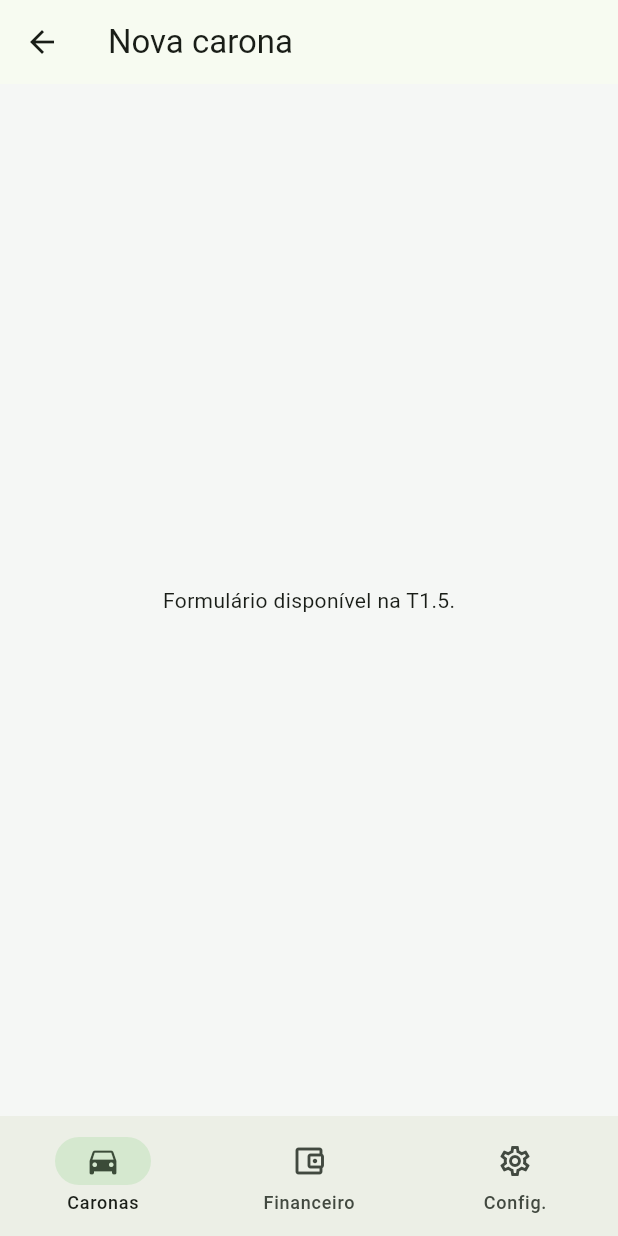
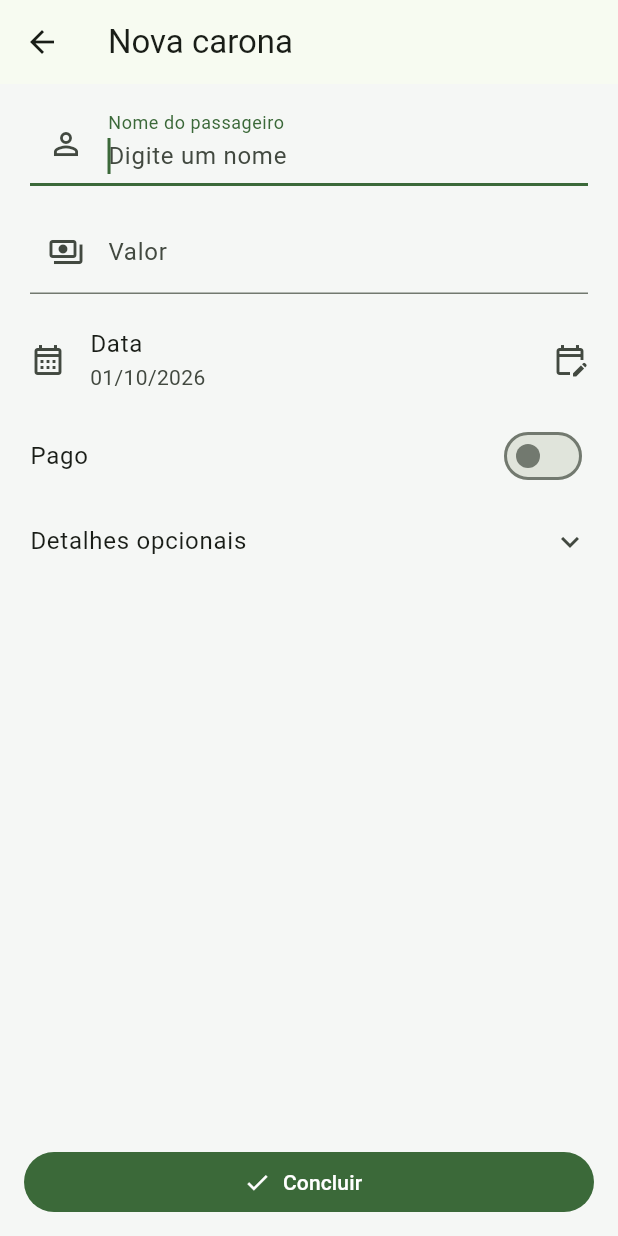
Before and after one commit to rcmnzs/caroninha, a Flutter app: the screen it shows after launch, after a tap on "Nova carona", on a phone screen of 412 x 824 dp. Run offline on Flutter 3.47's test engine with Material 3 defaults, Android fonts, the phone set to English and light mode, and no system bars; our stand-ins replace drift, flutter_riverpod, go_router; accounts and stored records are empty; generated files the repository leaves out were written again.

Commit message:
feat: formulário de nova/editar carona com autocomplete (T1.5)

```diff
--- a/lib/core/roteamento/app_router.dart
+++ b/lib/core/roteamento/app_router.dart
@@ -1,13 +1,16 @@
 import 'package:flutter/material.dart';
 import 'package:go_router/go_router.dart';
 
+import '../../features/caronas/presentation/carona_form_screen.dart';
 import '../../features/caronas/presentation/caronas_screen.dart';
-import '../../features/caronas/presentation/nova_carona_placeholder_screen.dart';
 import '../../features/configuracoes/presentation/configuracoes_placeholder_screen.dart';
 import '../../features/financeiro/presentation/financeiro_placeholder_screen.dart';
 
 class AppRouter {
+  static final _rootNavigatorKey = GlobalKey<NavigatorState>();
+
   static final router = GoRouter(
+    navigatorKey: _rootNavigatorKey,
     initialLocation: '/caronas',
     routes: [
       StatefulShellRoute.indexedStack(
@@ -23,8 +26,18 @@ class AppRouter {
                 routes: [
                   GoRoute(
                     path: 'nova',
-                    builder: (context, state) =>
-                        const NovaCaronaPlaceholderScreen(),
+                    parentNavigatorKey: _rootNavigatorKey,
+                    pageBuilder: (context, state) =>
+                        _paginaDoFormulario(context, state),
+                  ),
+                  GoRoute(
+                    path: ':id/editar',
+                    parentNavigatorKey: _rootNavigatorKey,
+                    pageBuilder: (context, state) => _paginaDoFormulario(
+                      context,
+                      state,
+                      caronaId: state.pathParameters['id'],
+                    ),
                   ),
                 ],
               ),
@@ -52,6 +65,36 @@ class AppRouter {
       ),
     ],
   );
+
+  static Page<void> _paginaDoFormulario(
+    BuildContext context,
+    GoRouterState state, {
+    String? caronaId,
+  }) {
+    final formulario = CaronaFormScreen(caronaId: caronaId);
+    if (MediaQuery.sizeOf(context).width < 840) {
+      return MaterialPage<void>(key: state.pageKey, child: formulario);
+    }
+
+    return CustomTransitionPage<void>(
+      key: state.pageKey,
+      opaque: false,
+      barrierDismissible: false,
+      barrierColor: Colors.black54,
+      barrierLabel: 'Formulário de carona',
+      child: Center(
+        child: Dialog(
+          child: SizedBox(
+            width: 620,
+            height: MediaQuery.sizeOf(context).height - 64,
+            child: formulario,
+          ),
+        ),
+      ),
+      transitionsBuilder: (context, animation, secondaryAnimation, child) =>
+          FadeTransition(opacity: animation, child: child),
+    );
+  }
 }
 
 class AppShell extends StatelessWidget {
--- a/lib/features/caronas/data/caronas_providers.dart
+++ b/lib/features/caronas/data/caronas_providers.dart
@@ -11,6 +11,12 @@ final passageiroRepositoryProvider = Provider<PassageiroRepository>(
 
 final caronaRepositoryProvider = Provider<CaronaRepository>(
   (ref) => CaronaRepository(ref.watch(appDatabaseProvider)),
+);
+
+final caronaPorIdProvider = FutureProvider.family<CaronaComPassageiro?, String>(
+  (ref, id) {
+    return ref.watch(caronaRepositoryProvider).buscarPorId(id);
+  },
 );
 
 final caronasFiltradasProvider =
--- /dev/null
+++ b/lib/features/caronas/presentation/carona_form_screen.dart
@@ -0,0 +1,410 @@
+import 'package:flutter/material.dart';
+import 'package:flutter/services.dart';
+import 'package:flutter_riverpod/flutter_riverpod.dart';
+
+import '../../../../core/utils/formatadores.dart';
+import '../data/caronas_providers.dart';
+import '../data/passageiro_repository.dart';
+import '../domain/carona.dart';
+import '../domain/carona_com_passageiro.dart';
+import '../domain/passageiro.dart';
+
+class CaronaFormScreen extends ConsumerWidget {
+  const CaronaFormScreen({this.caronaId, super.key});
+
+  final String? caronaId;
+
+  @override
+  Widget build(BuildContext context, WidgetRef ref) {
+    if (caronaId == null) return const _CaronaFormFields();
+
+    return ref
+        .watch(caronaPorIdProvider(caronaId!))
+        .when(
+          data: (carona) => carona == null
+              ? const _EstadoCaronaIndisponivel()
+              : _CaronaFormFields(
+                  key: ValueKey(carona.carona.id),
+                  carona: carona,
+                ),
+          loading: () =>
+              const Scaffold(body: Center(child: CircularProgressIndicator())),
+          error: (_, _) => const _EstadoCaronaIndisponivel(),
+        );
+  }
+}
+
+class _EstadoCaronaIndisponivel extends StatelessWidget {
+  const _EstadoCaronaIndisponivel();
+
+  @override
+  Widget build(BuildContext context) {
+    return Scaffold(
+      appBar: AppBar(title: const Text('Carona')),
+      body: const Center(child: Text('Carona não encontrada.')),
+    );
+  }
+}
+
+class _CaronaFormFields extends ConsumerStatefulWidget {
+  const _CaronaFormFields({this.carona, super.key});
+
+  final CaronaComPassageiro? carona;
+
+  @override
+  ConsumerState<_CaronaFormFields> createState() => _CaronaFormFieldsState();
+}
+
+class _CaronaFormFieldsState extends ConsumerState<_CaronaFormFields> {
+  final _formKey = GlobalKey<FormState>();
+  TextEditingController? _nomePassageiroController;
+  final _valorController = TextEditingController();
+  final _origemController = TextEditingController();
+  final _destinoController = TextEditingController();
+  final _observacaoController = TextEditingController();
+
+  DateTime? _data;
+  bool _pago = false;
+  String? _passageiroId;
+  String? _nomeAssociadoAoPassageiro;
+
+  bool get _editando => widget.carona != null;
+
+  @override
+  void initState() {
+    super.initState();
+    final carona = widget.carona;
+    _data = carona?.carona.data.toLocal() ?? DateTime.now();
+    _pago = carona?.carona.pago ?? false;
+    _passageiroId = carona?.passageiro.id;
+    _nomeAssociadoAoPassageiro = carona?.passageiro.nome;
+    _valorController.text = carona == null
+        ? ''
+        : formatarCentavos(carona.carona.valorCentavos);
+    _origemController.text = carona?.carona.origem ?? '';
+    _destinoController.text = carona?.carona.destino ?? '';
+    _observacaoController.text = carona?.carona.observacao ?? '';
+  }
+
+  @override
+  void dispose() {
+    _valorController.dispose();
+    _origemController.dispose();
+    _destinoController.dispose();
+    _observacaoController.dispose();
+    super.dispose();
+  }
+
+  @override
+  Widget build(BuildContext context) {
+    return Scaffold(
+      appBar: AppBar(title: Text(_editando ? 'Editar carona' : 'Nova carona')),
+      body: SafeArea(
+        child: Form(
+          key: _formKey,
+          child: ListView(
+            padding: const EdgeInsets.fromLTRB(20, 12, 20, 24),
+            children: [
+              Autocomplete<Passageiro>(
+                initialValue: TextEditingValue(
+                  text: widget.carona?.passageiro.nome ?? '',
+                ),
+                displayStringForOption: (passageiro) => passageiro.nome,
+                optionsBuilder: (valor) {
+                  final consulta = valor.text.trim();
+                  if (consulta.isEmpty) return const <Passageiro>[];
+                  return ref
+                      .read(passageiroRepositoryProvider)
+                      .buscarPorNome(consulta);
+                },
+                onSelected: (passageiro) {
+                  setState(() {
+                    _passageiroId = passageiro.id;
+                    _nomeAssociadoAoPassageiro = passageiro.nome;
+                  });
+                },
+                fieldViewBuilder:
+                    (context, controller, focusNode, onFieldSubmitted) {
+                      _nomePassageiroController = controller;
+                      return TextFormField(
+                        key: const Key('nomePassageiro'),
+                        controller: controller,
+                        focusNode: focusNode,
+                        autofocus: true,
+                        textInputAction: TextInputAction.next,
+                        decoration: const InputDecoration(
+                          labelText: 'Nome do passageiro',
+                          hintText: 'Digite um nome',
+                          prefixIcon: Icon(Icons.person_outline),
+                        ),
+                        validator: (valor) =>
+                            valor == null || valor.trim().isEmpty
+                            ? 'Informe o nome do passageiro.'
+                            : null,
+                        onChanged: (nome) {
+                          if (_passageiroId != null &&
+                              normalizarNomePassageiro(nome) !=
+                                  normalizarNomePassageiro(
+                                    _nomeAssociadoAoPassageiro ?? '',
+                                  )) {
+                            _passageiroId = null;
+                          }
+                        },
+                        onFieldSubmitted: (_) =>
+                            FocusScope.of(context).nextFocus(),
+                      );
+                    },
+              ),
+              const SizedBox(height: 16),
+              TextFormField(
+                key: const Key('valorCarona'),
+                controller: _valorController,
+                keyboardType: TextInputType.number,
+                textInputAction: TextInputAction.done,
+                inputFormatters: [const _CentavosInputFormatter()],
+                decoration: const InputDecoration(
+                  labelText: 'Valor',
+                  hintText: 'R\$ 0,00',
+                  prefixIcon: Icon(Icons.payments_outlined),
+                ),
+                validator: (_) => _valorCentavos <= 0
+                    ? 'O valor deve ser maior que zero.'
+                    : null,
+                onFieldSubmitted: (_) => _salvar(),
+              ),
+              const SizedBox(height: 8),
+              ListTile(
+                contentPadding: EdgeInsets.zero,
+                leading: const Icon(Icons.calendar_month_outlined),
+                title: const Text('Data'),
+                subtitle: Text(
+                  _data == null ? 'Selecione uma data' : formatarData(_data!),
+                ),
+                trailing: const Icon(Icons.edit_calendar_outlined),
+                onTap: _selecionarData,
+              ),
+              if (_data == null)
+                const Padding(
+                  padding: EdgeInsets.only(left: 16),
+                  child: Text(
+                    'Selecione uma data.',
+                    style: TextStyle(color: Colors.red),
+                  ),
+                ),
+              SwitchListTile(
+                key: const Key('pagoSwitch'),
+                contentPadding: EdgeInsets.zero,
+                title: const Text('Pago'),
+                value: _pago,
+                onChanged: (pago) => setState(() => _pago = pago),
+              ),
+              ExpansionTile(
+                initiallyExpanded: _temCamposOpcionais,
+                tilePadding: EdgeInsets.zero,
+                title: const Text('Detalhes opcionais'),
+                children: [
+                  TextFormField(
+                    key: const Key('origemCarona'),
+                    controller: _origemController,
+                    textCapitalization: TextCapitalization.sentences,
+                    decoration: const InputDecoration(labelText: 'Origem'),
+                  ),
+                  const SizedBox(height: 12),
+                  TextFormField(
+                    key: const Key('destinoCarona'),
+                    controller: _destinoController,
+                    textCapitalization: TextCapitalization.sentences,
+                    decoration: const InputDecoration(labelText: 'Destino'),
+                  ),
+                  const SizedBox(height: 12),
+                  TextFormField(
+                    key: const Key('observacaoCarona'),
+                    controller: _observacaoController,
+                    minLines: 2,
+                    maxLines: 4,
+                    textCapitalization: TextCapitalization.sentences,
+                    decoration: const InputDecoration(labelText: 'Observação'),
+                  ),
+                  const SizedBox(height: 12),
+                ],
+              ),
+            ],
+          ),
+        ),
+      ),
+      bottomNavigationBar: SafeArea(
+        minimum: const EdgeInsets.fromLTRB(16, 8, 16, 12),
+        child: Row(
+          children: [
+            if (_editando) ...[
+              OutlinedButton.icon(
+                key: const Key('excluirCarona'),
+                onPressed: _confirmarExclusao,
+                icon: const Icon(Icons.delete_outline),
+                label: const Text('Excluir'),
+              ),
+              const SizedBox(width: 12),
+            ],
+            Expanded(
+              child: FilledButton.icon(
+                key: const Key('salvarCarona'),
+                onPressed: _salvar,
+                icon: const Icon(Icons.check),
+                label: const Text('Concluir'),
+              ),
+            ),
+          ],
+        ),
+      ),
+    );
+  }
+
+  bool get _temCamposOpcionais =>
+      _origemController.text.isNotEmpty ||
+      _destinoController.text.isNotEmpty ||
+      _observacaoController.text.isNotEmpty;
+
+  int get _valorCentavos {
+    final digitos = _valorController.text.replaceAll(RegExp(r'[^0-9]'), '');
+    return int.tryParse(digitos) ?? 0;
+  }
+
+  Future<void> _selecionarData() async {
+    final hoje = DateTime.now();
+    final selecionada = await showDatePicker(
+      context: context,
+      initialDate: _data ?? hoje,
+      firstDate: DateTime(1900),
+      lastDate: DateTime(2100),
+      helpText: 'Selecione a data da carona',
+      cancelText: 'Cancelar',
+      confirmText: 'Confirmar',
+    );
+    if (selecionada != null) setState(() => _data = selecionada);
+  }
+
+  Future<String> _resolverPassageiroId(String nome) async {
+    final passageiros = await ref
+        .read(passageiroRepositoryProvider)
+        .buscarPorNome(nome);
+    for (final passageiro in passageiros) {
+      if (normalizarNomePassageiro(passageiro.nome) ==
+          normalizarNomePassageiro(nome)) {
+        return passageiro.id;
+      }
+    }
+    return (await ref.read(passageiroRepositoryProvider).criar(nome: nome)).id;
+  }
+
+  Future<void> _salvar() async {
+    final valido = _formKey.currentState?.validate() ?? false;
+    if (!valido) return;
+    if (_data == null) {
+      setState(() {});
+      return;
+    }
+
+    final nome = _nomePassageiroController?.text.trim() ?? '';
+    final valorCentavos = _valorCentavos;
+    final origem = _textoOpcional(_origemController.text);
+    final destino = _textoOpcional(_destinoController.text);
+    final observacao = _textoOpcional(_observacaoController.text);
+    final repositorio = ref.read(caronaRepositoryProvider);
+
+    try {
+      if (widget.carona == null) {
+        await repositorio.criar(
+          passageiroNome: nome,
+          valorCentavos: valorCentavos,
+          data: _data,
+          pago: _pago,
+          origem: origem,
+          destino: destino,
+          observacao: observacao,
+        );
+      } else {
+        final original = widget.carona!;
+        final passageiroId = _passageiroId ?? await _resolverPassageiroId(nome);
+        await repositorio.editar(
+          Carona(
+            id: original.carona.id,
+            passageiroId: passageiroId,
+            valorCentavos: valorCentavos,
+            data: _data!,
+            pago: _pago,
+            origem: origem,
+            destino: destino,
+            observacao: observacao,
+            usuarioId: original.carona.usuarioId,
+            criadoEm: original.carona.criadoEm,
+            atualizadoEm: original.carona.atualizadoEm,
+            excluido: false,
+            sincronizado: original.carona.sincronizado,
+          ),
+        );
+      }
+      if (mounted) Navigator.of(context).pop(true);
+    } catch (_) {
+      if (!mounted) return;
+      ScaffoldMessenger.of(context).showSnackBar(
+        const SnackBar(content: Text('Não foi possível salvar a carona.')),
+      );
+    }
+  }
+
+  Future<void> _confirmarExclusao() async {
+    final confirmar = await showDialog<bool>(
+      context: context,
+      builder: (context) => AlertDialog(
+        title: const Text('Excluir carona?'),
+        content: const Text(
+          'A carona será removida da lista, mas o registro será mantido.',
+        ),
+        actions: [
+          TextButton(
+            onPressed: () => Navigator.of(context).pop(false),
+            child: const Text('Cancelar'),
+          ),
+          FilledButton(
+            key: const Key('confirmarExclusaoCarona'),
+            onPressed: () => Navigator.of(context).pop(true),
+            child: const Text('Excluir'),
+          ),
+        ],
+      ),
+    );
+    if (confirmar != true || !mounted) return;
+
+    await ref
+        .read(caronaRepositoryProvider)
+        .excluirLogicamente(widget.carona!.carona.id);
+    if (mounted) Navigator.of(context).pop(false);
+  }
+
+  String? _textoOpcional(String texto) {
+    final valor = texto.trim();
+    return valor.isEmpty ? null : valor;
+  }
+}
+
+class _CentavosInputFormatter extends TextInputFormatter {
+  const _CentavosInputFormatter();
+
+  @override
+  TextEditingValue formatEditUpdate(
+    TextEditingValue oldValue,
+    TextEditingValue newValue,
+  ) {
+    if (newValue.text.isEmpty) return newValue;
+    final digitos = newValue.text.replaceAll(RegExp(r'[^0-9]'), '');
+    if (digitos.isEmpty) return const TextEditingValue();
+    final centavos = int.tryParse(digitos);
+    if (centavos == null) return oldValue;
+
+    final texto = formatarCentavos(centavos);
+    return TextEditingValue(
+      text: texto,
+      selection: TextSelection.collapsed(offset: texto.length),
+    );
+  }
+}
--- a/lib/features/caronas/presentation/caronas_screen.dart
+++ b/lib/features/caronas/presentation/caronas_screen.dart
@@ -88,7 +88,7 @@ class _CaronasScreenState extends ConsumerState<CaronasScreen> {
         ),
       ),
       floatingActionButton: FloatingActionButton.extended(
-        onPressed: () => context.push('/caronas/nova'),
+        onPressed: () => _abrirFormulario(context),
         icon: const Icon(Icons.add),
         label: const Text('Nova carona'),
       ),
@@ -129,7 +129,11 @@ class _CaronasScreenState extends ConsumerState<CaronasScreen> {
                   ?.copyWith(fontWeight: FontWeight.w700),
             ),
           ),
-          for (final item in grupo.value) ItemCarona(item: item),
+          for (final item in grupo.value)
+            ItemCarona(
+              item: item,
+              onTap: () => _abrirFormulario(context, item.carona.id),
+            ),
         ],
       ],
     );
@@ -149,6 +153,27 @@ class _CaronasScreenState extends ConsumerState<CaronasScreen> {
             label: const Text('Tentar novamente'),
           ),
         ],
+      ),
+    );
+  }
+
+  Future<void> _abrirFormulario(
+    BuildContext context, [
+    String? caronaId,
+  ]) async {
+    final rota = caronaId == null
+        ? '/caronas/nova'
+        : '/caronas/$caronaId/editar';
+    final salvo = await context.push<bool>(rota);
+    if (!context.mounted || salvo != true) return;
+
+    ScaffoldMessenger.of(context).showSnackBar(
+      SnackBar(
+        content: Text(
+          caronaId == null
+              ? 'Carona salva com sucesso.'
+              : 'Carona atualizada com sucesso.',
+        ),
       ),
     );
   }
--- a/lib/features/caronas/presentation/item_carona.dart
+++ b/lib/features/caronas/presentation/item_carona.dart
@@ -4,9 +4,10 @@ import '../../../../core/utils/formatadores.dart';
 import '../domain/carona_com_passageiro.dart';
 
 class ItemCarona extends StatelessWidget {
-  const ItemCarona({required this.item, super.key});
+  const ItemCarona({required this.item, this.onTap, super.key});
 
   final CaronaComPassageiro item;
+  final VoidCallback? onTap;
 
   @override
   Widget build(BuildContext context) {
@@ -16,6 +17,7 @@ class ItemCarona extends StatelessWidget {
 
     return ListTile(
       contentPadding: const EdgeInsets.symmetric(horizontal: 12),
+      onTap: onTap,
       leading: Icon(
         pago ? Icons.check_circle : Icons.schedule,
         color: cor,
--- a/lib/features/caronas/presentation/nova_carona_placeholder_screen.dart
+++ /dev/null
@@ -1,13 +0,0 @@
-import 'package:flutter/material.dart';
-
-class NovaCaronaPlaceholderScreen extends StatelessWidget {
-  const NovaCaronaPlaceholderScreen({super.key});
-
-  @override
-  Widget build(BuildContext context) {
-    return Scaffold(
-      appBar: AppBar(title: const Text('Nova carona')),
-      body: const Center(child: Text('Formulário disponível na T1.5.')),
-    );
-  }
-}
```
Also changed, not shown: lib/features/caronas/data/carona_repository.dart (+22 -0 lines), 2 other files.
